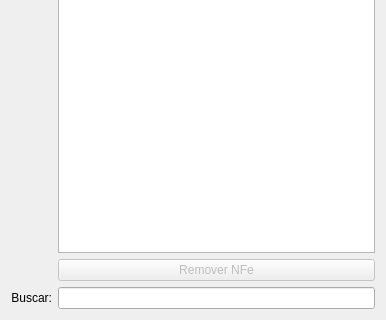
Before: the Qt Designer form ui/widgetnfeentrada.ui in darktorres/ERP-STACCATO, drawn with Qt 5; both pictures show x 0 to 386 and y 209 to 529 of the 386 by 529 pixel window.
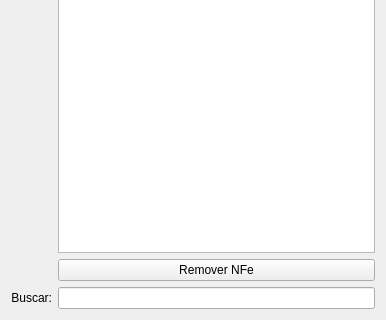
After: the same form once the commit is applied. Custom widgets are drawn as their Qt base class.

Commit message: Reabilitado remoção de NFe de entrada

```diff
--- a/ui/widgetnfeentrada.ui
+++ b/ui/widgetnfeentrada.ui
@@ -72,7 +72,7 @@
    <item row="2" column="1">
     <widget class="QPushButton" name="pushButtonCancelarNFe">
      <property name="enabled">
-      <bool>false</bool>
+      <bool>true</bool>
      </property>
      <property name="text">
       <string>Remover NFe</string>
```
The commit also changes 1 other file.
